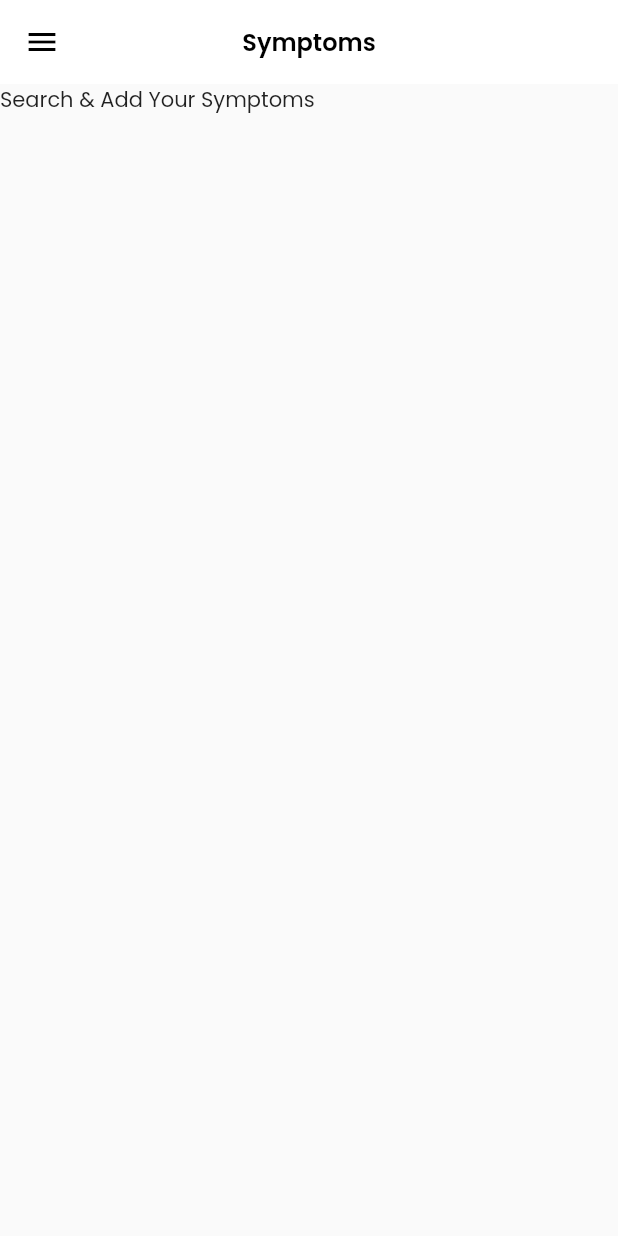
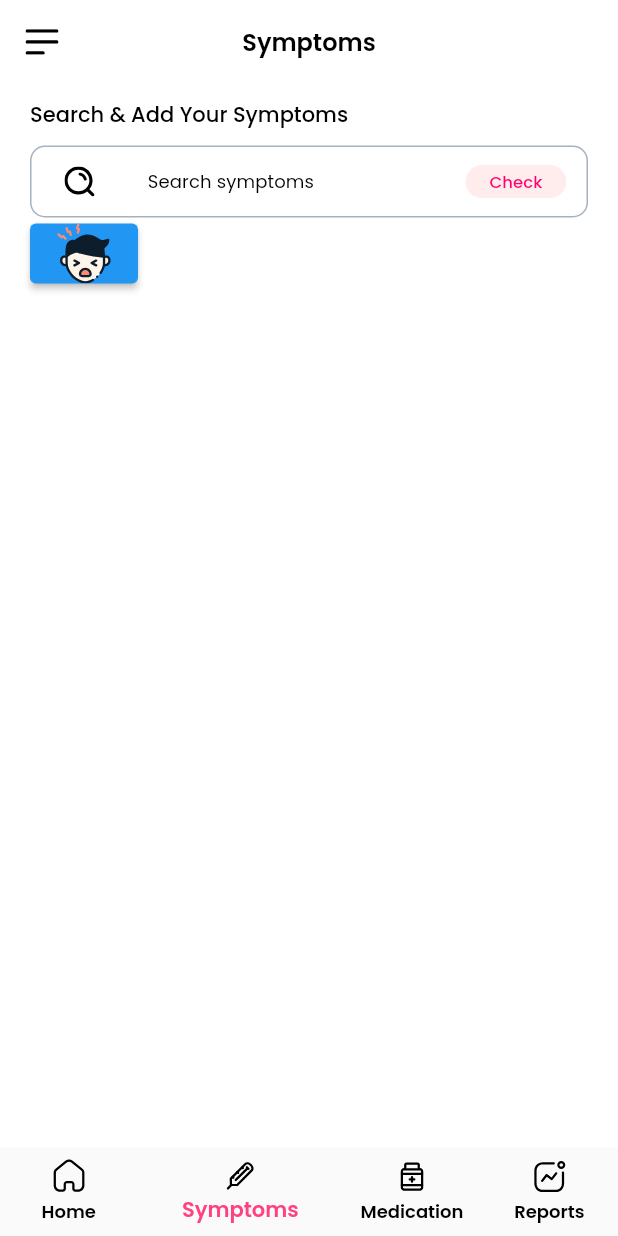
Before and after one commit to Jcupzz/zealth_ai_sample, a Flutter app: the screen it shows after launch, on a phone screen of 412 x 824 dp. Run offline on Flutter 3.47's test engine with Material 2 defaults, Android fonts, the phone set to English and light mode, and no system bars; our stand-ins replace flutter_svg, google_fonts.

Commit message:
Added svg icons and refactored UI

```diff
--- /dev/null
+++ b/lib/MyBottomNavigationBar.dart
@@ -0,0 +1,51 @@
+import 'package:flutter/material.dart';
+import 'package:flutter_svg/svg.dart';
+import 'package:zealth_ai_sample/Pages/Symptoms.dart';
+import 'Pages/Home.dart';
+import 'Pages/Medication.dart';
+import 'Pages/Reports.dart';
+
+class MyBottomNavigationBar extends StatefulWidget {
+  @override
+  _MyBottomNavigationBarState createState() => _MyBottomNavigationBarState();
+}
+
+class _MyBottomNavigationBarState extends State<MyBottomNavigationBar> {
+  int _page = 1;
+  final pageOption = [
+    Home(),
+    Symptoms(),
+    Medication(),
+    Reports(),
+  ];
+
+  @override
+  Widget build(BuildContext context) {
+    return Scaffold(
+      backgroundColor: Colors.white,
+      bottomNavigationBar: BottomNavigationBar(
+        backgroundColor: Colors.white,
+        elevation: 0,
+        showUnselectedLabels: true,
+        selectedItemColor: Colors.pinkAccent,
+        currentIndex: _page,
+        unselectedItemColor: Colors.black,
+        iconSize: 20,
+        showSelectedLabels: true,
+        onTap: (number){
+          setState(() {
+            _page = number;
+          });
+        },
+        items: [
+          BottomNavigationBarItem(icon: SvgPicture.asset("assets/icons/home.svg"),label:'Home'),
+          BottomNavigationBarItem(icon: SvgPicture.asset("assets/icons/thermo.svg"),label: 'Symptoms'),
+          BottomNavigationBarItem(icon: SvgPicture.asset("assets/icons/medication.svg"),label: 'Medication'),
+          BottomNavigationBarItem(icon: SvgPicture.asset("assets/icons/activity.svg"),label:'Reports' ),
+        ],
+      ),
+      body: pageOption[_page],
+    );
+
+  }
+}
--- /dev/null
+++ b/lib/Pages/Home.dart
@@ -0,0 +1,13 @@
+import 'package:flutter/material.dart';
+
+class Home extends StatefulWidget {
+  @override
+  _HomeState createState() => _HomeState();
+}
+
+class _HomeState extends State<Home> {
+  @override
+  Widget build(BuildContext context) {
+    return Container();
+  }
+}
--- /dev/null
+++ b/lib/Pages/Medication.dart
@@ -0,0 +1,13 @@
+import 'package:flutter/material.dart';
+
+class Medication extends StatefulWidget {
+  @override
+  _MedicationState createState() => _MedicationState();
+}
+
+class _MedicationState extends State<Medication> {
+  @override
+  Widget build(BuildContext context) {
+    return Container();
+  }
+}
--- /dev/null
+++ b/lib/Pages/Reports.dart
@@ -0,0 +1,13 @@
+import 'package:flutter/material.dart';
+
+class Reports extends StatefulWidget {
+  @override
+  _ReportsState createState() => _ReportsState();
+}
+
+class _ReportsState extends State<Reports> {
+  @override
+  Widget build(BuildContext context) {
+    return Container();
+  }
+}
--- /dev/null
+++ b/lib/Pages/Symptoms.dart
@@ -0,0 +1,100 @@
+import 'package:flutter/cupertino.dart';
+import 'package:flutter/material.dart';
+import 'package:flutter_svg/flutter_svg.dart';
+import 'package:google_fonts/google_fonts.dart';
+
+class Symptoms extends StatefulWidget {
+  @override
+  _SymptomsState createState() => _SymptomsState();
+}
+
+class _SymptomsState extends State<Symptoms> {
+  @override
+  Widget build(BuildContext context) {
+    return Scaffold(
+      backgroundColor: Colors.white,
+      appBar: AppBar(
+        leading: Builder(
+          builder: (BuildContext context) {
+            return IconButton(
+              icon: SvgPicture.asset("assets/icons/menu.svg"),
+              onPressed: () => Scaffold.of(context).openDrawer(),
+            );
+          },
+        ),
+        backgroundColor: Colors.white,
+        elevation: 0,
+        centerTitle: true,
+        iconTheme: IconThemeData(color: Colors.black),
+        title: Text(
+          "Symptoms",
+          style: Theme.of(context).textTheme.bodyText2,
+        ),
+      ),
+      drawer: Drawer(),
+      body: SafeArea(
+        child: Padding(
+          padding: const EdgeInsets.fromLTRB(20, 10, 20, 20),
+          child: Column(
+            crossAxisAlignment: CrossAxisAlignment.start,
+            children: [
+              Text(
+                "Search & Add Your Symptoms",
+                style: Theme.of(context).textTheme.headline5,
+              ),
+              SizedBox(
+                height: 10,
+              ),
+              Container(
+                decoration: BoxDecoration(
+                    shape: BoxShape.rectangle,
+                    border: Border.all(color: Color(0xffA5B2BE)),
+                    borderRadius: BorderRadius.circular(10)),
+                width: MediaQuery.of(context).size.width,
+                height: 48,
+                child: Row(
+                  mainAxisSize: MainAxisSize.max,
+                  mainAxisAlignment: MainAxisAlignment.spaceAround,
+                  children: [
+                    Flexible(
+                      flex: 1,
+                      child: IconButton(
+                          icon: SvgPicture.asset("assets/icons/search.svg"), onPressed: () {}, color: Colors.black, iconSize: 20),
+                    ),
+                    Flexible(
+                      flex: 5,
+                      child: TextField(
+                        style: TextStyle(decoration: TextDecoration.none),
+                        decoration: InputDecoration.collapsed(
+                          hintText: "Search symptoms",
+                          hintStyle: Theme.of(context).textTheme.subtitle2,
+                          border: InputBorder.none,
+                        ),
+                      ),
+                    ),
+                    Flexible(
+                        flex: 4,
+                        child: Container(
+                          height: 22,
+                          child: ElevatedButton(
+                            onPressed: () {},
+                            child: Text('Check',
+                                style: GoogleFonts.poppins(fontSize: 11, color: Color(0xffFF0270), fontWeight: FontWeight.w500)),
+                            style: ElevatedButton.styleFrom(
+                              shape: RoundedRectangleBorder(borderRadius: BorderRadius.circular(20)),
+                              primary: Color(0xffffecec),
+                              elevation: 0,
+                            ),
+                          ),
+                        ))
+                  ],
+                ),
+              ),
+              ElevatedButton(onPressed: () {}, child: SvgPicture.asset("assets/icons/fatigue.svg")),
+            ],
+          ),
+        ),
+      ),
+    );
+  }
+}
--- a/lib/main.dart
+++ b/lib/main.dart
@@ -1,5 +1,10 @@
 import 'package:flutter/material.dart';
+import 'package:flutter_svg/flutter_svg.dart';
 import 'package:google_fonts/google_fonts.dart';
+import 'package:zealth_ai_sample/MyBottomNavigationBar.dart';
+import 'package:zealth_ai_sample/Pages/Home.dart';
+import 'package:zealth_ai_sample/Pages/Medication.dart';
+import 'package:zealth_ai_sample/Pages/Reports.dart';
 
 void main() {
   runApp(MyApp());
@@ -9,46 +14,26 @@ class MyApp extends StatelessWidget {
   // This widget is the root of your application.
   @override
   Widget build(BuildContext context) {
-
-
     return MaterialApp(
       title: 'Flutter Demo',
       theme: ThemeData(
-        textTheme: ,
+        textTheme: TextTheme(
+          // display1: GoogleFonts.poppins(fontSize: 48, fontWeight: FontWeight.w600, height: 58),
+          // display2: GoogleFonts.poppins(fontSize: 36, fontWeight: FontWeight.w600, height: 46),
+          // display3: GoogleFonts.poppins(fontSize: 30, fontWeight: FontWeight.w600, height: 40),
+          headline1: GoogleFonts.poppins(fontSize: 24, fontWeight: FontWeight.w500, color: Colors.black),
+          headline2: GoogleFonts.poppins(fontSize: 20, fontWeight: FontWeight.w500, color: Colors.black),
+          headline3: GoogleFonts.poppins(fontSize: 18, fontWeight: FontWeight.w500, color: Colors.black),
+          headline4: GoogleFonts.poppins(fontSize: 16, fontWeight: FontWeight.w500, color: Colors.black),
+          headline5: GoogleFonts.poppins(fontSize: 14, fontWeight: FontWeight.w500, color: Colors.black),
+          headline6: GoogleFonts.poppins(fontSize: 12, fontWeight: FontWeight.w500, color: Colors.black),
+          bodyText1: GoogleFonts.poppins(fontSize: 18, fontWeight: FontWeight.w400, color: Colors.black),
+          bodyText2: GoogleFonts.poppins(fontSize: 16, fontWeight: FontWeight.w600, color: Colors.black),
+          subtitle1: GoogleFonts.poppins(fontSize: 14, fontWeight: FontWeight.w400, color: Colors.black),
+          subtitle2: GoogleFonts.poppins(fontSize: 12, fontWeight: FontWeight.w400, color: Colors.black),
+        ),
         primarySwatch: Colors.blue,
       ),
-      home: MyHomePage(),
-    );
+      home: MyBottomNavigationBar());
   }
 }
-
-class MyHomePage extends StatefulWidget {
-  @override
-  _MyHomePageState createState() => _MyHomePageState();
-}
-
-class _MyHomePageState extends State<MyHomePage> {
-  @override
-  Widget build(BuildContext context) {
-    return Scaffold(
-
-      appBar: AppBar(
-        backgroundColor: Colors.white,
-        elevation: 0,
-        centerTitle: true,
-        iconTheme: IconThemeData(color: Colors.black),
-        title: Text("Symptoms", style:GoogleFonts.poppins(color: Colors.black,fontWeight: FontWeight.w600,fontSize: 16)),
-      ),
-      drawer: Drawer(
-      ),
-      body: SafeArea(
-        child: Column(
-          children: [
-            Text("Search & Add Your Symptoms",style: GoogleFonts.poppins(),)
-          ],
-        ),
-      ),
-
-    );
-  }
-}
```
Also changed, not shown: pubspec.yaml (+10 -3 lines), assets/icons/activity.svg (added), assets/icons/fatigue.svg (added), assets/icons/home.svg (added), assets/icons/medication.svg (added), assets/icons/menu.svg (added), assets/icons/search.svg (added), assets/icons/thermo.svg (added), assets/icons/vomitting.svg (added), pubspec.lock.
